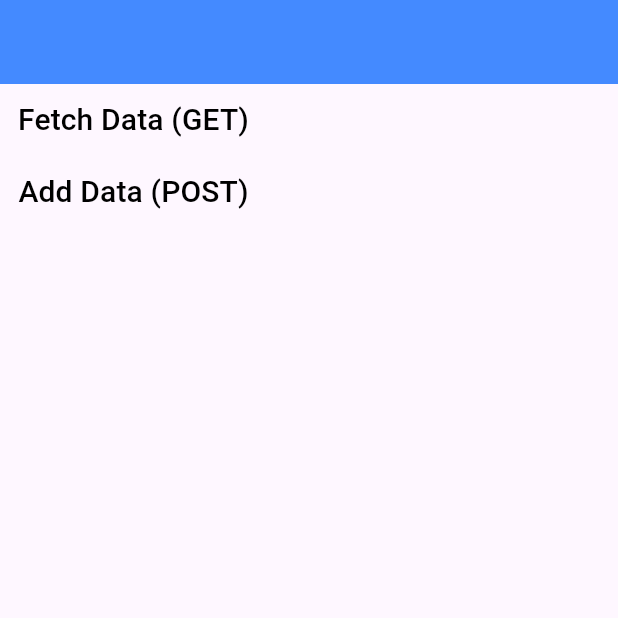
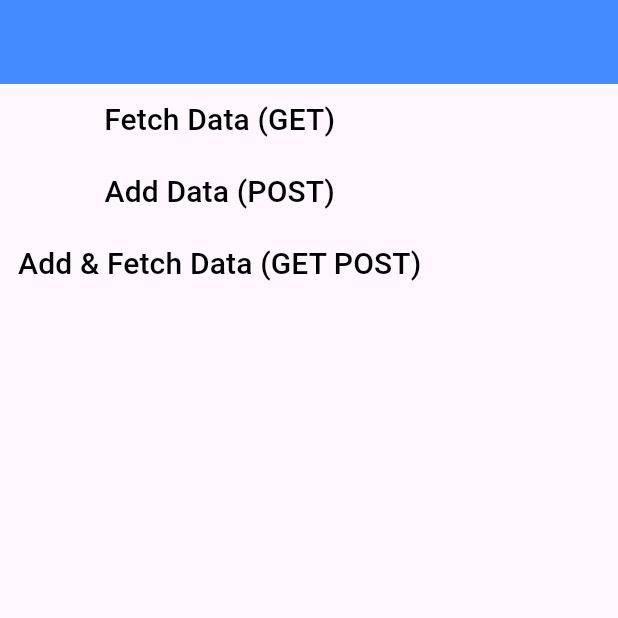
Before and after one commit to Digvijay0911/Flutter-dio-api-calling, a Flutter app: the screen it shows after launch, on a phone screen of 412 x 824 dp, the top half of it. Run offline on Flutter 3.47's test engine with Material 3 defaults, Android fonts, the phone set to English and light mode, and no system bars; our stand-ins replace dio.

Commit message:
add + fetch data using dio

```diff
--- a/lib/api/api_method.dart
+++ b/lib/api/api_method.dart
@@ -10,7 +10,7 @@
     print(response.data.toString());
   }
 
-  // Post
+  // 2. Post
   static void addData() async {
     var dio = Dio();
     var response =
@@ -21,4 +21,18 @@
     print(response.statusCode);
     print(response.data.toString());
   }
+
+  // 3. Get + Post
+  static void addAndFetchData() async {
+    var dio = Dio();
+    var response = await Future.wait([
+      dio.get("https://jsonplaceholder.typicode.com/posts"),
+      dio.post("https://jsonplaceholder.typicode.com/posts"),
+    ]);
+    print(response[0].statusCode);
+    print(response[0].data.toString());
+
+    print(response[1].statusCode);
+    print(response[1].data.toString());
+  }
 }
--- a/lib/view/api_screen.dart
+++ b/lib/view/api_screen.dart
@@ -27,6 +27,14 @@
               child: const Text(
                 "Add Data (POST)",
                 style: TextStyle(fontSize: 20, color: Colors.black),
+              )),
+              TextButton(
+              onPressed: () {
+                ApiMethods.addAndFetchData();
+              },
+              child: const Text(
+                "Add & Fetch Data (GET POST)",
+                style: TextStyle(fontSize: 20, color: Colors.black),
               ))
         ],
       ),
```
